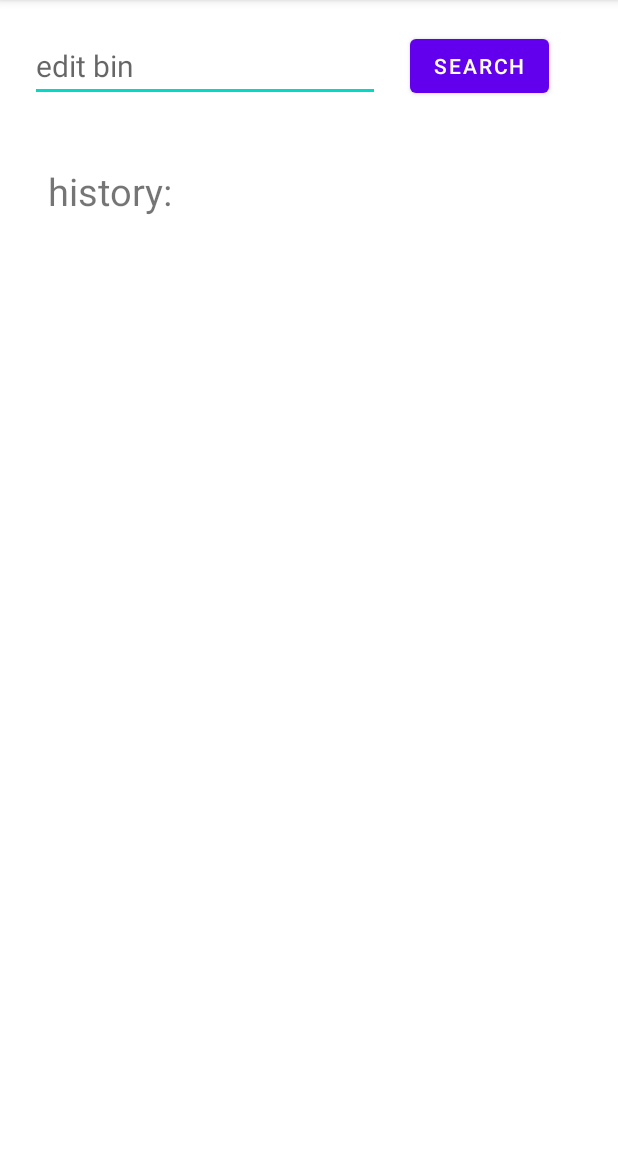
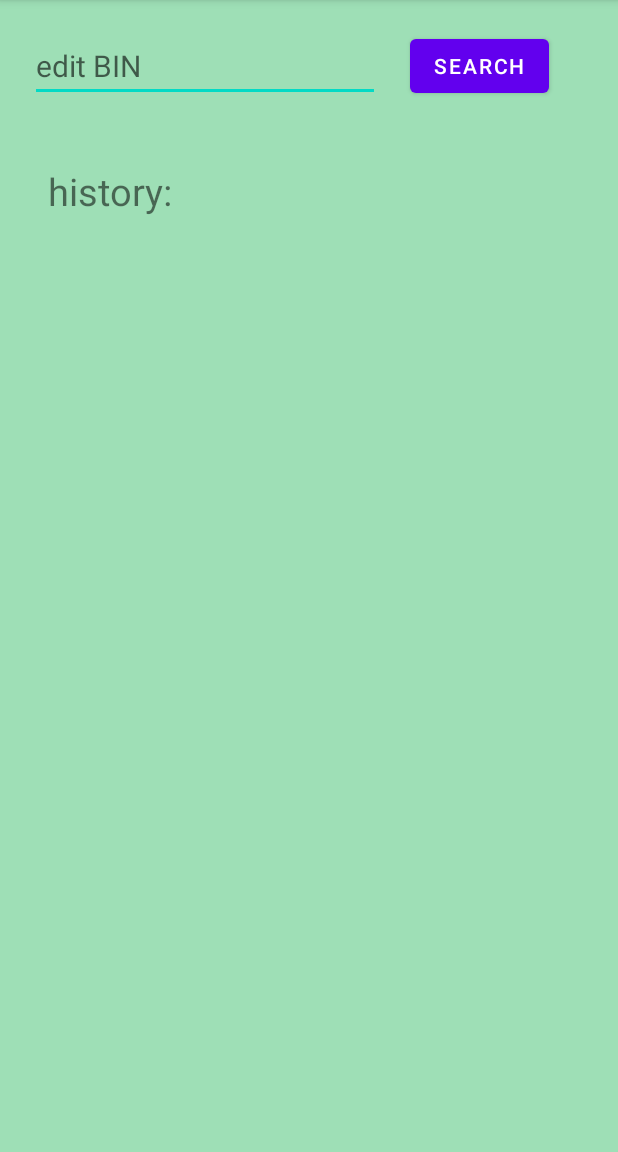
Before and after one commit to awxander/shiftTest, an Android app: the screen it shows after launch (MainActivity), after a tap on "SEARCH", on a phone screen of 412 x 824 dp, the part 84-1236 px from its top. Run offline under Robolectric (Android 15) with nearby library versions, the phone set to English and light mode, and no system bars; our stand-ins replace Room's generated code; 1 statement that could not run was skipped.

Commit message:
сделал код чуть понятнее

```diff
--- a/app/src/main/java/com/example/shifttest/MainActivity.kt
+++ b/app/src/main/java/com/example/shifttest/MainActivity.kt
@@ -31,6 +31,7 @@ class MainActivity : AppCompatActivity() {
     private lateinit var binding: ActivityMainBinding
     private val repository = BinRepository()
     private val adapter = BinAdapter()
+    //нужна для отделения пользовательского запроса от запроса по нажатию на item, важный костыль
     private var isUserRequest = false
     private var lastBinNum: Long = 0
     private val binItemsList = ArrayList<BinItem>()
@@ -57,25 +58,40 @@ class MainActivity : AppCompatActivity() {
 
     private fun initRecyclerView() {
         adapter.setOnItemClickListener {
+
+            //нужна для отделения пользовательского запроса от запроса по нажатию на item, важный костыль
             isUserRequest = false
             viewModel.loadData(binNum = it)
         }
         binding.mainRecyclerView.adapter = adapter
-        binding.mainRecyclerView.layoutManager = LinearLayoutManager(this@MainActivity)
+        binding.mainRecyclerView.layoutManager = getRecyclerViewManager()
+        addItemsFromDbToAdapter()
+    }
+
+    private fun addItemsFromDbToAdapter(){
         lifecycleScope.launch(Dispatchers.IO) {
             adapter.addItemsList(ArrayList(database.binItemDao().getItems()))
         }
     }
 
+    private fun getRecyclerViewManager() = LinearLayoutManager(this@MainActivity).apply {
+        reverseLayout = true
+    }
     private fun turnOffNightMode() {
         AppCompatDelegate.setDefaultNightMode(AppCompatDelegate.MODE_NIGHT_NO)
     }
 
     private fun setBtnListener() {
         binding.searchBtn.setOnClickListener {
+            //нужна для отделения пользовательского запроса от запроса по нажатию на item, важный костыль
             isUserRequest = true
+            trySearch()
+        }
+    }
+
+    private fun trySearch(){
         try {
-                val binNum = binding.editBin.text.toString().toLong()
+            val binNum = readInput()
             lastBinNum = binNum
             viewModel.loadData(binNum)
         } catch (ex: java.lang.NumberFormatException) {
@@ -83,7 +99,8 @@ class MainActivity : AppCompatActivity() {
             showErrorMsg(ex.message.orEmpty())
         }
     }
-    }
+
+    private fun readInput() =  binding.editBin.text.toString().toLong()
 
 
     private fun handleState(state: SearchState) {
--- a/app/src/main/java/com/example/shifttest/presentation/BinSearchViewModel.kt
+++ b/app/src/main/java/com/example/shifttest/presentation/BinSearchViewModel.kt
@@ -12,7 +12,7 @@ class BinSearchViewModel(private val repository: BinRepository) : ViewModel() {
     val state: LiveData<SearchState> = _state
 
     fun loadData(binNum: Long) {
-        viewModelScope.launch() {
+        viewModelScope.launch {
             try {
                 val binInfoModel = repository.getByNum(binNum)
                 Log.i(javaClass.simpleName, "got bin info")
--- a/app/src/main/res/layout/activity_main.xml
+++ b/app/src/main/res/layout/activity_main.xml
@@ -3,7 +3,8 @@
     xmlns:app="http://schemas.android.com/apk/res-auto"
     xmlns:tools="http://schemas.android.com/tools"
     android:layout_width="match_parent"
-    android:layout_height="wrap_content"
+    android:layout_height="match_parent"
+    android:background="@color/blue"
     tools:context=".MainActivity">
 
     <RelativeLayout
@@ -20,11 +21,12 @@
             android:layout_width="wrap_content"
             android:layout_height="wrap_content"
             android:layout_alignParentStart="true"
-            android:layout_margin="10dp"
-            android:layout_marginStart="32dp"
-            android:layout_marginTop="32dp"
+            android:layout_marginStart="10dp"
+            android:layout_marginTop="10dp"
+            android:layout_marginEnd="10dp"
+            android:layout_marginBottom="10dp"
             android:ems="10"
-            android:hint="edit bin"
+            android:hint="edit BIN"
             android:inputType="number"
             android:textSize="20sp" />
 
--- a/app/src/main/res/values/colors.xml
+++ b/app/src/main/res/values/colors.xml
@@ -7,4 +7,5 @@
     <color name="teal_700">#FF018786</color>
     <color name="black">#FF000000</color>
     <color name="white">#FFFFFFFF</color>
+    <color name="blue">#9EDFB6</color>
 </resources>
```
Lines whose indentation alone changed are shown as unchanged.
